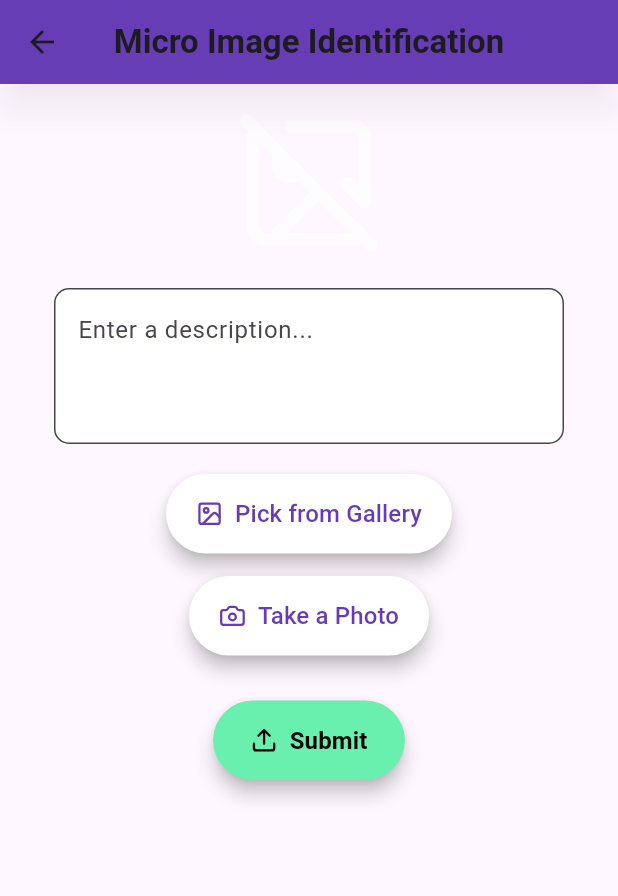
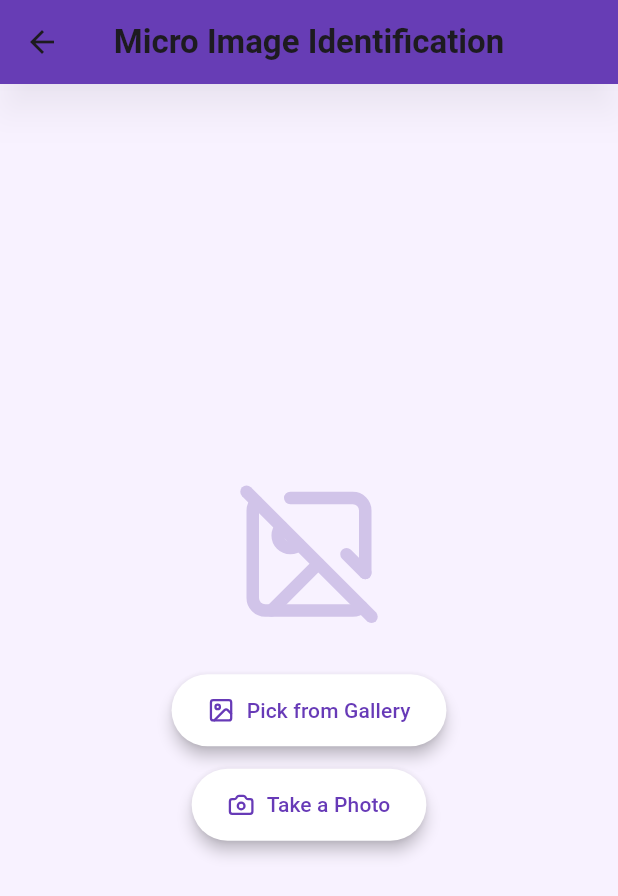
Before and after one commit to Farid-Bastoros/Shroomify, a Flutter app: the Microimageidentification screen opened directly, on a phone screen of 412 x 824 dp. Shown: the top 896 px of the screen. Run offline on Flutter 3.47's test engine with Material 3 defaults, Android fonts, the phone set to English and light mode, and no system bars; our stand-ins replace animate_do, flutter_dotenv, flutter_markdown, google_fonts, image_picker, lucide_icons and 2 more.

Commit message:
More UI fixes to be consistent

```diff
--- /dev/null
+++ b/lib/screens/HomeTab.dart
@@ -0,0 +1,15 @@
+import 'package:flutter/material.dart';
+import 'package:shroomify/screens/home_page.dart';
+
+class HomeTab extends StatelessWidget {
+  const HomeTab({super.key});
+
+  @override
+  Widget build(BuildContext context) {
+    return Navigator(
+      onGenerateRoute: (settings) => MaterialPageRoute(
+        builder: (context) => const HomePage(),
+      ),
+    );
+  }
+}
--- a/lib/screens/MicroImageIdentification.dart
+++ b/lib/screens/MicroImageIdentification.dart
@@ -1,25 +1,23 @@
+import 'package:animate_do/animate_do.dart';
 import 'package:flutter/material.dart';
 import 'dart:io';
 import 'package:image_picker/image_picker.dart';
 import 'package:animations/animations.dart';
 import 'package:lucide_icons/lucide_icons.dart';
-import '/screens/WaitingScreen.dart';
-import 'package:shroomify/experts/text_expert.dart';
 
 class Microimageidentification extends StatefulWidget {
+  const Microimageidentification({super.key});
+
   @override
-  _MicroimageidentificationState createState() =>
-      _MicroimageidentificationState();
+  State<Microimageidentification> createState() => _MicroimageidentificationState();
 }
 
 class _MicroimageidentificationState extends State<Microimageidentification> {
   File? _image;
   final ImagePicker _picker = ImagePicker();
-  final TextEditingController _descriptionController = TextEditingController();
 
   Future<void> _pickImage(ImageSource source) async {
     final XFile? image = await _picker.pickImage(source: source);
-
     if (image != null) {
       setState(() {
         _image = File(image.path);
@@ -27,156 +25,81 @@ class _MicroimageidentificationState extends State<Microimageidentification> {
     }
   }
 
-  void _submitData(BuildContext context) async {
-  String description = _descriptionController.text.trim();
-
-  // If there's a description and no image, we use LLM for analysis
-  if (description.isNotEmpty && _image == null) {
-    try {
-      final result = await analyzeMushroomDescription(description);
-      print('LLM Response:\n$result');
-
-      ScaffoldMessenger.of(context).showSnackBar(
-        SnackBar(content: Text('LLM response printed to console!')),
-      );
-
-      Navigator.push(
-        context,
-        MaterialPageRoute(
-          builder: (context) => WaitingScreen(
-            image: null,
-            description: description,
-          ),
-        ),
-      );
-    } catch (e) {
-      print('Error: $e');
-      ScaffoldMessenger.of(context).showSnackBar(
-        SnackBar(content: Text('Failed to analyze description')),
-      );
-    }
-  }
-  // If both an image and description are provided, use the image only for analysis
-  else if (_image != null) {
-    Navigator.push(
-      context,
-      MaterialPageRoute(
-        builder: (context) => WaitingScreen(
-          image: _image,
-          description: description,
-        ),
-      ),
-    );
-  } else {
-    ScaffoldMessenger.of(context).showSnackBar(
-      SnackBar(content: Text('Please select an image or enter a description.')),
-    );
-  }
-}
-
   @override
   Widget build(BuildContext context) {
     return Scaffold(
+      backgroundColor: const Color(0xFFF8F2FF),
       appBar: AppBar(
-        title: Text('Micro Image Identification',
-            style: TextStyle(fontWeight: FontWeight.bold)),
+        title: const Text(
+          'Micro Image Identification',
+          style: TextStyle(fontWeight: FontWeight.bold),
+        ),
         centerTitle: true,
         backgroundColor: Colors.deepPurple,
         elevation: 10,
         shadowColor: Colors.black26,
       ),
       body: GestureDetector(
-        onTap: () {
-          FocusScope.of(context).requestFocus(FocusNode());
-        },
+        onTap: () => FocusScope.of(context).unfocus(),
+        child: Center(
           child: SingleChildScrollView(
-          padding: EdgeInsets.all(16),
+            child: BounceInUp(
+              duration: const Duration(seconds: 1),
               child: Column(
-            crossAxisAlignment: CrossAxisAlignment.center,
+                mainAxisSize: MainAxisSize.min,
                 children: [
                   AnimatedSwitcher(
-                duration: Duration(milliseconds: 500),
-                transitionBuilder: (Widget child, Animation<double> animation) {
-                  return FadeScaleTransition(animation: animation, child: child);
-                },
+                    duration: const Duration(milliseconds: 500),
+                    transitionBuilder: (child, animation) =>
+                        FadeScaleTransition(animation: animation, child: child),
                     child: _image == null
-                    ? Icon(LucideIcons.imageOff, size: 100, color: Colors.white60)
+                        ? Icon(
+                      LucideIcons.imageOff,
+                      size: 100,
+                      color: Colors.deepPurple.shade100,
+                      key: const ValueKey('empty'),
+                    )
                         : ClipRRect(
                       borderRadius: BorderRadius.circular(20),
-                        child: Image.file(_image!, width: 250, height: 250, fit: BoxFit.cover),
-                      ),
-              ),
-              SizedBox(height: 20),
-              Padding(
-                padding: const EdgeInsets.symmetric(horizontal: 20),
-                child: TextField(
-                  controller: _descriptionController,
-                  maxLines: 3,
-                  decoration: InputDecoration(
-                    hintText: 'Enter a description...',
-                    fillColor: Colors.white,
-                    filled: true,
-                    border: OutlineInputBorder(
-                      borderRadius: BorderRadius.circular(10),
+                      child: Image.file(
+                        _image!,
+                        key: const ValueKey('image'),
+                        width: 250,
+                        height: 250,
+                        fit: BoxFit.cover,
                       ),
                     ),
                   ),
+                  const SizedBox(height: 30),
+                  ElevatedButton.icon(
+                    onPressed: () => _pickImage(ImageSource.gallery),
+                    icon: const Icon(LucideIcons.image),
+                    label: const Text('Pick from Gallery'),
+                    style: _buttonStyle(),
                   ),
-              SizedBox(height: 20),
+                  const SizedBox(height: 15),
                   ElevatedButton.icon(
-                style: ElevatedButton.styleFrom(
-                  padding: EdgeInsets.symmetric(horizontal: 20, vertical: 15),
-                  shape: RoundedRectangleBorder(
-                    borderRadius: BorderRadius.circular(30),
-                  ),
-                  backgroundColor: Colors.white,
-                  foregroundColor: Colors.deepPurple,
-                  elevation: 5,
-                ),
-                onPressed: () => _pickImage(ImageSource.gallery),
-                icon: Icon(LucideIcons.image),
-                label: Text('Pick from Gallery', style: TextStyle(fontSize: 16)),
-              ),
-              SizedBox(height: 15),
-              ElevatedButton.icon(
-                style: ElevatedButton.styleFrom(
-                  padding: EdgeInsets.symmetric(horizontal: 20, vertical: 15),
-                  shape: RoundedRectangleBorder(
-                    borderRadius: BorderRadius.circular(30),
-                  ),
-                  backgroundColor: Colors.white,
-                  foregroundColor: Colors.deepPurple,
-                  elevation: 5,
-                ),
                     onPressed: () => _pickImage(ImageSource.camera),
-                icon: Icon(LucideIcons.camera),
-                label: Text('Take a Photo', style: TextStyle(fontSize: 16)),
-              ),
-              SizedBox(height: 30),
-              ElevatedButton.icon(
-                style: ElevatedButton.styleFrom(
-                  padding: EdgeInsets.symmetric(horizontal: 25, vertical: 15),
-                  shape: RoundedRectangleBorder(
-                    borderRadius: BorderRadius.circular(30),
-                  ),
-                  backgroundColor: Colors.greenAccent,
-                  foregroundColor: Colors.black,
-                  elevation: 5,
-                ),
-                onPressed: () => _submitData(context),
-                icon: Icon(LucideIcons.upload),
-                label: Text('Submit', style: TextStyle(fontSize: 16, fontWeight: FontWeight.bold)),
+                    icon: const Icon(LucideIcons.camera),
+                    label: const Text('Take a Photo'),
+                    style: _buttonStyle(),
                   ),
                 ],
+              ),
+            ),
           ),
         ),
       ),
     );
   }
 
-  @override
-  void dispose() {
-    _descriptionController.dispose();
-    super.dispose();
+  ButtonStyle _buttonStyle() {
+    return ElevatedButton.styleFrom(
+      padding: const EdgeInsets.symmetric(horizontal: 24, vertical: 14),
+      backgroundColor: Colors.white,
+      foregroundColor: Colors.deepPurple,
+      elevation: 4,
+      shape: RoundedRectangleBorder(borderRadius: BorderRadius.circular(30)),
+    );
   }
 }
--- a/lib/screens/home_screen.dart
+++ b/lib/screens/home_screen.dart
@@ -1,12 +1,7 @@
 import 'package:flutter/material.dart';
 import 'package:google_fonts/google_fonts.dart';
-import 'package:animate_do/animate_do.dart';
-import 'package:marquee/marquee.dart';
-import 'package:shroomify/screens/home_page.dart';
-import '/screens/MicroImageIdentification.dart';
+import 'package:shroomify/screens/HomeTab.dart';
 import '/screens/LoginPage.dart';
-import '/screens/IdentificationPage.dart';
-import '/screens/home_screen.dart';
 
 class HomeScreen extends StatefulWidget {
   const HomeScreen({super.key});
@@ -20,7 +15,7 @@ class _HomeScreenState extends State<HomeScreen> {
   int _selectedIndex = 0;
 
   final _tabs = [
-    const HomePage(),
+    const HomeTab(),
     const Placeholder(),
     const Placeholder(),
     LoginPage(),
```
Lines whose indentation alone changed are shown as unchanged.
